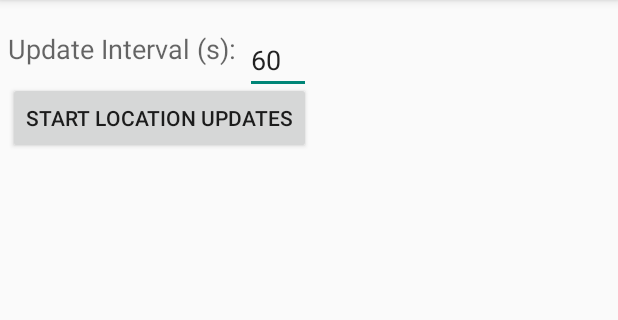
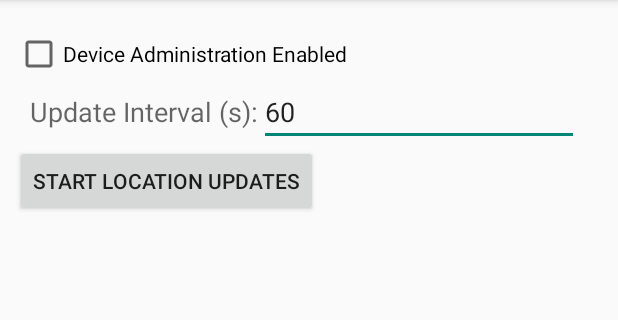
Before and after one commit to christophL/AndroidTracker, an Android app: the screen it shows after launch (MainActivity), on a phone screen of 412 x 824 dp, the part 84-404 px from its top. Run offline under Robolectric (Android 15) with nearby library versions, the phone set to English and light mode, and no system bars.

Commit message:
added checkbox to enable device administration for the app
after the user enabled the device admin function, the app should be
able to force a password lock / factory reset of the device

```diff
--- a/app/src/main/java/uibk/ac/at/androidtracker/MainActivity.java
+++ b/app/src/main/java/uibk/ac/at/androidtracker/MainActivity.java
@@ -1,6 +1,8 @@
 package uibk.ac.at.androidtracker;
 
 import android.app.Activity;
+import android.app.admin.DevicePolicyManager;
+import android.content.ComponentName;
 import android.content.Context;
 import android.content.Intent;
 import android.content.IntentFilter;
@@ -11,22 +13,38 @@ import android.view.Menu;
 import android.view.MenuItem;
 import android.view.View;
 import android.widget.Button;
+import android.widget.CheckBox;
+import android.widget.CompoundButton;
 import android.widget.EditText;
 import android.widget.TextView;
 import android.widget.Toast;
 
 
-public class MainActivity extends Activity {
+public class MainActivity extends Activity{
 
     public static final String EXTRA_MESSAGE = "uibk.ac.at.helloworld.MESSAGE";
+    private static final int REQUEST_CODE_ENABLE_ADMIN = 1;
     private static String imei;
+
+    private DevicePolicyManager dpm;
+    private ComponentName receiverName;
 
     @Override
     protected void onCreate(Bundle savedInstanceState) {
         super.onCreate(savedInstanceState);
         setContentView(R.layout.activity_main);
+
         IntentFilter filter = new IntentFilter(LocationUpdaterService.UPDATE_ACTION_BROADCAST);
         LocalBroadcastManager.getInstance(this).registerReceiver(new LocationReceiver(this), filter);
+
+        CheckBox cbAdmin = (CheckBox) findViewById(R.id.cbAdmin);
+        dpm = (DevicePolicyManager) getSystemService(Context.DEVICE_POLICY_SERVICE);
+        receiverName = new ComponentName(this, AdminWipeLockReceiver.class);
+        cbAdmin.setChecked(isAdminActive());
+    }
+
+    private boolean isAdminActive(){
+        return dpm.isAdminActive(receiverName);
     }
 
     @Override
@@ -76,5 +94,28 @@ public class MainActivity extends Activity {
         startService(intent);
     }
 
+    public void onCbAdminClicked(View view) {
+        boolean isChecked = ((CheckBox) view).isChecked();
+        if(isChecked){
+            Intent intent = new Intent(DevicePolicyManager.ACTION_ADD_DEVICE_ADMIN);
+            intent.putExtra(DevicePolicyManager.EXTRA_DEVICE_ADMIN, receiverName);
+            intent.putExtra(DevicePolicyManager.EXTRA_ADD_EXPLANATION, R.string.admin_explanation);
+            startActivityForResult(intent, REQUEST_CODE_ENABLE_ADMIN);
+        } else {
+            dpm.removeActiveAdmin(receiverName);
+        }
+    }
 
+    @Override
+    protected void onActivityResult(int requestCode, int resultCode, Intent data){
+        if(requestCode != REQUEST_CODE_ENABLE_ADMIN) return;
+
+        CheckBox cbAdmin = (CheckBox) findViewById(R.id.cbAdmin);
+        if(resultCode == Activity.RESULT_OK){
+            cbAdmin.setChecked(true);
+        } else {
+            cbAdmin.setChecked(false);
+        }
+
+    }
 }
--- a/app/src/main/res/layout-v14/activity_main.xml
+++ b/app/src/main/res/layout-v14/activity_main.xml
@@ -16,8 +16,11 @@
             android:textAppearance="?android:attr/textAppearanceMedium"
             android:text="Update Interval (s):"
             android:id="@+id/lblInterval"
-            android:layout_marginTop="20dp"
-            android:layout_marginLeft="5dp" />
+            android:layout_below="@+id/cbAdmin"
+            android:layout_alignLeft="@+id/btnSend"
+            android:layout_alignStart="@+id/btnSend"
+            android:layout_marginLeft="10dp"
+            android:layout_marginTop="10dp" />
 
         <Button
             android:layout_width="wrap_content"
@@ -29,7 +32,7 @@
             android:layout_alignParentLeft="true"
             android:layout_alignParentStart="true"
             android:layout_marginTop="10dp"
-            android:layout_marginLeft="5dp" />
+            android:layout_marginLeft="10dp" />
 
         <ScrollView
             android:layout_width="match_parent"
@@ -53,14 +56,24 @@
             android:inputType="number"
             android:ems="10"
             android:id="@+id/txtUpdateInterval"
-            android:layout_alignParentTop="true"
-            android:layout_toRightOf="@+id/lblInterval"
-            android:layout_marginTop="17dp"
             android:singleLine="true"
             android:text="60"
-            android:layout_marginLeft="5dp"
-            android:layout_alignRight="@+id/btnSend"
-            android:layout_alignEnd="@+id/btnSend" />
+            android:layout_below="@+id/cbAdmin"
+            android:layout_toRightOf="@+id/lblInterval" />
+
+        <CheckBox
+            android:layout_width="wrap_content"
+            android:layout_height="wrap_content"
+            android:text="Device Administration Enabled"
+            android:id="@+id/cbAdmin"
+            android:onClick="onCbAdminClicked"
+            android:layout_alignParentTop="true"
+            android:layout_alignParentLeft="true"
+            android:layout_alignParentStart="true"
+            android:layout_marginTop="20dp"
+            android:layout_marginLeft="10dp"
+            android:clickable="true"
+            android:enabled="true" />
 
     </RelativeLayout>
 
--- a/app/src/main/res/values/strings.xml
+++ b/app/src/main/res/values/strings.xml
@@ -8,5 +8,6 @@
     <string name="button_send">Start Location Updates</string>
     <string name="title_activity_display_message">My Message</string>
     <string name="action_search">Search</string>
+    <string name="admin_explanation">Android Tracker needs to be registered as a Device Administration app to use remote locking/wiping</string>
 
 </resources>
```
Also changed, not shown: app/src/main/AndroidManifest.xml (+16 -1 lines), app/src/main/java/uibk/ac/at/androidtracker/AdminWipeLockReceiver.java (added, +22 -0 lines), app/src/main/res/xml/admin_wipe_lock.xml (added, +8 -0 lines).
